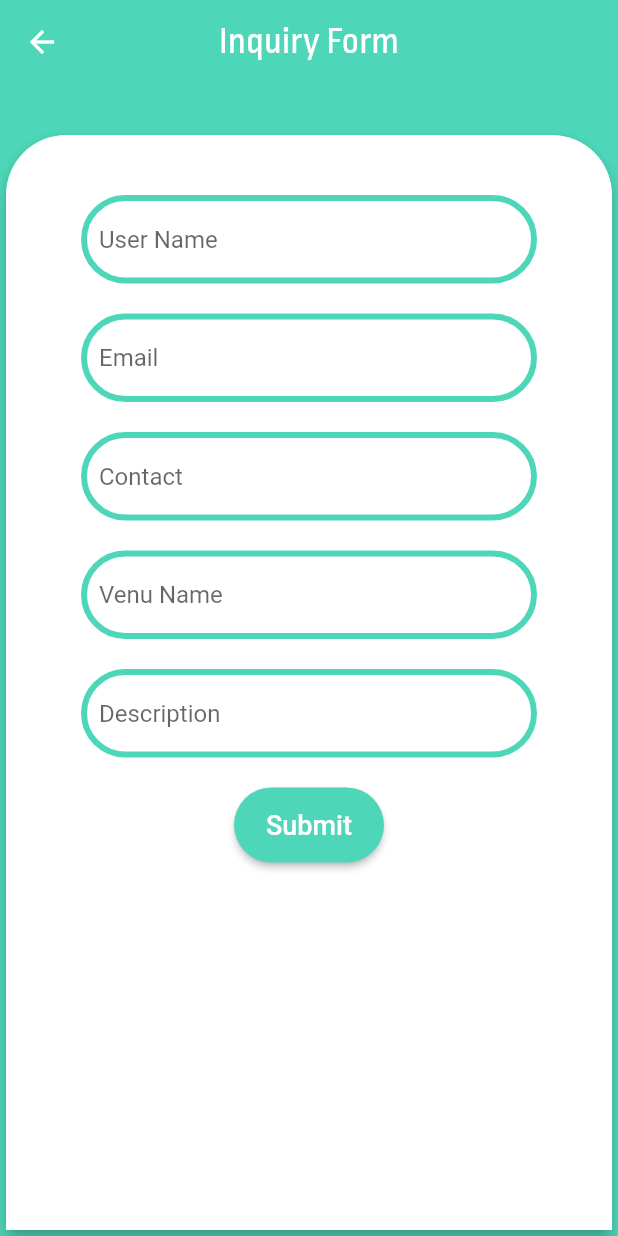
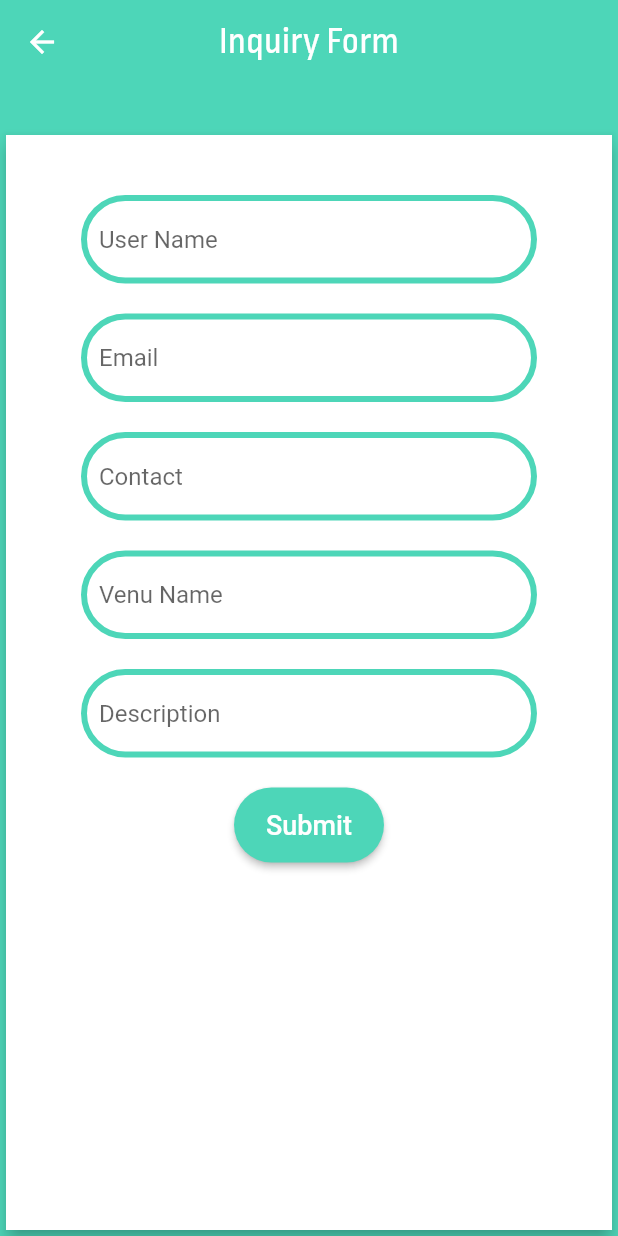
Before and after one commit to ashutoshjak/venueapp, a Flutter app: the VenueDetailPage screen opened directly with empty values, after a tap on "Inquiry Form", on a phone screen of 412 x 824 dp. Run offline on Flutter 3.47's test engine with Material 2 defaults, Android fonts, the phone set to English and light mode, and no system bars; network calls fail.

Commit message:
layout changed

```diff
--- a/lib/pages/inquiryform.dart
+++ b/lib/pages/inquiryform.dart
@@ -52,8 +52,8 @@ class _InquiryFormState extends State<InquiryForm> {
                 elevation: 5,
                 shape: RoundedRectangleBorder(
                   borderRadius: BorderRadius.only(
-                      topRight: Radius.circular(40),
-                      topLeft: Radius.circular(40)
+                      topRight: Radius.circular(0),
+                      topLeft: Radius.circular(0)
                   ),
                 ),
 
--- a/lib/pages/venuedisplay.dart
+++ b/lib/pages/venuedisplay.dart
@@ -1,3 +1,9 @@
+
+
+//======================================================================================
+//                  THIS PAGE IS NOT IN USE
+//======================================================================================
+
 import 'package:flutter/material.dart';
 import 'package:http/http.dart' as http;
 import 'package:venue/models/design.dart';
--- a/lib/search/search.dart
+++ b/lib/search/search.dart
@@ -158,12 +158,19 @@ class VenueDetailPage extends StatelessWidget {
                   width: MediaQuery.of(context).size.width * 1,
                 ),
                 SizedBox(
-                  height: 20,
+                  height: 5,
                 ),
+               Card(
+                 elevation: 5.0,
+                 color: Colors.white70,
+                 child: Padding(
+                   padding: const EdgeInsets.all(20.0),
+                   child: Column(
+                     children: <Widget>[
                        Row(
                          children: <Widget>[
                            Text(
-                      "\t\t\tName : ",
+                             "\t\t\tVenue Name : ",
                              style: TextStyle(
                                fontSize: 19.0,
                                fontWeight: FontWeight.bold,
@@ -182,26 +189,26 @@ class VenueDetailPage extends StatelessWidget {
                        SizedBox(
                          height: 10,
                        ),
-                Row(
-                  children: <Widget>[
-                    Text(
-                      "\t\t\tDistrict : ",
-                      style: TextStyle(
-                        fontSize: 19.0,
-                        fontWeight: FontWeight.bold,
-                      ),
-                    ),
-                    Text(
-                      venu.district,
-                      style: TextStyle(
-                        fontSize: 18.0,
-                      ),
-                    ),
-                  ],
-                ),
-                SizedBox(
-                  height: 10,
-                ),
+//                       Row(
+//                         children: <Widget>[
+//                           Text(
+//                             "\t\t\tDistrict : ",
+//                             style: TextStyle(
+//                               fontSize: 19.0,
+//                               fontWeight: FontWeight.bold,
+//                             ),
+//                           ),
+//                           Text(
+//                             venu.district,
+//                             style: TextStyle(
+//                               fontSize: 18.0,
+//                             ),
+//                           ),
+//                         ],
+//                       ),
+//                       SizedBox(
+//                         height: 10,
+//                       ),
                        Row(
                          children: <Widget>[
                            Text(
@@ -219,66 +226,66 @@ class VenueDetailPage extends StatelessWidget {
                            ),
                          ],
                        ),
-                SizedBox(
-                  height: 10,
-                ),
-                Row(
-                  children: <Widget>[
-                    Text(
-                      "\t\t\tOpening Time : ",
-                      style: TextStyle(
-                        fontSize: 19.0,
-                        fontWeight: FontWeight.bold,
-                      ),
-                    ),
-                    Text(
-                      venu.openTime.toString(),
-                      style: TextStyle(
-                        fontSize: 18.0,
-                      ),
-                    ),
-                  ],
-                ),
-                SizedBox(
-                  height: 10,
-                ),
-                Row(
-                  children: <Widget>[
-                    Text(
-                      "\t\t\tClosing Time : ",
-                      style: TextStyle(
-                        fontSize: 19.0,
-                        fontWeight: FontWeight.bold,
-                      ),
-                    ),
-                    Text(
-                      venu.closingTime.toString(),
-                      style: TextStyle(
-                        fontSize: 18.0,
-                      ),
-                    ),
-                  ],
-                ),
-                SizedBox(
-                  height: 10,
-                ),
-                Row(
-                  children: <Widget>[
-                    Text(
-                      "\t\t\tPrice : ",
-                      style: TextStyle(
-                        fontSize: 19.0,
-                        fontWeight: FontWeight.bold,
-                      ),
-                    ),
-                    Text("NRs" + "\t" +
-                      venu.price.toString(),
-                      style: TextStyle(
-                        fontSize: 18.0,
-                      ),
-                    ),
-                  ],
-                ),
+//                       SizedBox(
+//                         height: 10,
+//                       ),
+//                       Row(
+//                         children: <Widget>[
+//                           Text(
+//                             "\t\t\tOpening Time : ",
+//                             style: TextStyle(
+//                               fontSize: 19.0,
+//                               fontWeight: FontWeight.bold,
+//                             ),
+//                           ),
+//                           Text(
+//                             venu.openTime.toString(),
+//                             style: TextStyle(
+//                               fontSize: 18.0,
+//                             ),
+//                           ),
+//                         ],
+//                       ),
+//                       SizedBox(
+//                         height: 10,
+//                       ),
+//                       Row(
+//                         children: <Widget>[
+//                           Text(
+//                             "\t\t\tClosing Time : ",
+//                             style: TextStyle(
+//                               fontSize: 19.0,
+//                               fontWeight: FontWeight.bold,
+//                             ),
+//                           ),
+//                           Text(
+//                             venu.closingTime.toString(),
+//                             style: TextStyle(
+//                               fontSize: 18.0,
+//                             ),
+//                           ),
+//                         ],
+//                       ),
+//                       SizedBox(
+//                         height: 10,
+//                       ),
+//                       Row(
+//                         children: <Widget>[
+//                           Text(
+//                             "\t\t\tPrice : ",
+//                             style: TextStyle(
+//                               fontSize: 19.0,
+//                               fontWeight: FontWeight.bold,
+//                             ),
+//                           ),
+//                           Text("NRs" + "\t" +
+//                               venu.price.toString(),
+//                             style: TextStyle(
+//                               fontSize: 18.0,
+//                             ),
+//                           ),
+//                         ],
+//                       ),
                        SizedBox(
                          height: 10,
                        ),
@@ -299,9 +306,21 @@ class VenueDetailPage extends StatelessWidget {
                            ),
                          ],
                        ),
+                     ],
+                   ),
+                 ),
+               ),
                 SizedBox(
-                  height: 10,
+                  height: 5,
                 ),
+                Card(
+                  elevation: 5.0,
+                  color: Colors.white70,
+                  child: Padding(
+                    padding: const EdgeInsets.all(20.0),
+                    child: Column(
+                      crossAxisAlignment: CrossAxisAlignment.stretch,
+                     children: <Widget>[
                        Text(
                          "\t\t\tDescription : ",
                          style: TextStyle(
@@ -319,36 +338,35 @@ class VenueDetailPage extends StatelessWidget {
                            style: TextStyle(fontSize: 18.0),
                          ),
                        ),
-                SizedBox(
-                  height: 10,
-                ),
-                Row(
-                  children: <Widget>[
-                    Text(
-                      "\t\t\tWebsite : ",
-                      style: TextStyle(
-                        fontSize: 19.0,
-                        fontWeight: FontWeight.bold,
-                      ),
-                    ),
-                    Expanded(
-                      child: Text(
-                        venu.website.toString(),
-                        style: TextStyle(
-                          fontSize: 18.0,
+                     ],
                     ),
                   ),
                 ),
-
-                  ],
-                ),
+//                SizedBox(
+//                  height: 10,
+//                ),
+//                Row(
+//                  children: <Widget>[
+//                    Text(
+//                      "\t\t\tWebsite : ",
+//                      style: TextStyle(
+//                        fontSize: 19.0,
+//                        fontWeight: FontWeight.bold,
+//                      ),
+//                    ),
+//                    Expanded(
+//                      child: Text(
+//                        venu.website.toString(),
+//                        style: TextStyle(
+//                          fontSize: 18.0,
+//                        ),
+//                      ),
+//                    ),
+//
+//                  ],
+//                ),
                 SizedBox(
                   height: 20,
-                ),
-                Divider(
-                  height: 10,
-                  thickness: 1,
-                  color: Colors.grey,
                 ),
 
                 SizedBox(
@@ -356,7 +374,7 @@ class VenueDetailPage extends StatelessWidget {
                 ),
                 Center(
                   child: SizedBox(
-                    width: 150.0,
+                    width: 250.0,
                     height: 50.0,
                     child: RaisedButton(
                       shape: RoundedRectangleBorder(
```
Also changed, not shown: lib/pages/homepage.dart (+84 -107 lines). Lines whose indentation alone changed are shown as unchanged.
